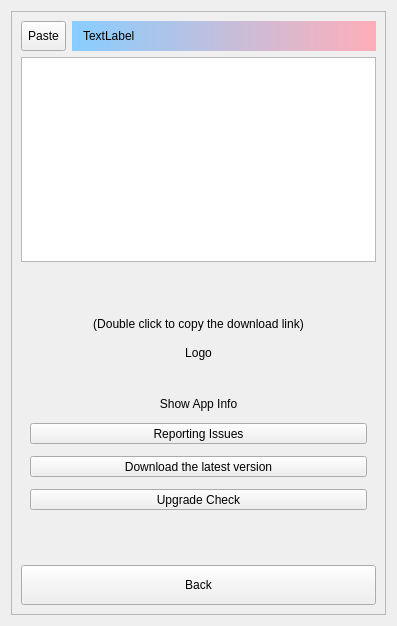
The window that src/AboutThis.ui (ic005k/Knot-Legacy) describes before a commit, drawn with Qt 5.
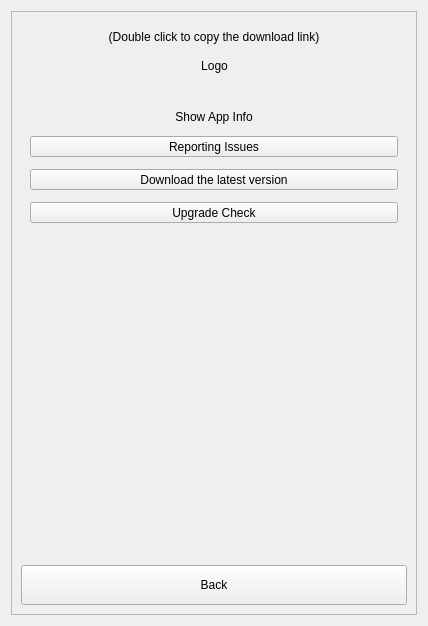
The same window after the commit.

The edit to the form file:
```diff
--- a/src/AboutThis.ui
+++ b/src/AboutThis.ui
@@ -6,7 +6,7 @@
    <rect>
     <x>0</x>
     <y>0</y>
-    <width>397</width>
+    <width>428</width>
     <height>626</height>
    </rect>
   </property>
@@ -24,56 +24,7 @@
      </property>
      <layout class="QVBoxLayout" name="verticalLayout_2">
       <item>
-       <layout class="QHBoxLayout" name="horizontalLayout_3">
-        <item>
-         <widget class="QToolButton" name="btnPaste">
-          <property name="sizePolicy">
-           <sizepolicy hsizetype="Fixed" vsizetype="Preferred">
-            <horstretch>0</horstretch>
-            <verstretch>0</verstretch>
-           </sizepolicy>
-          </property>
-          <property name="text">
-           <string>Paste</string>
-          </property>
-         </widget>
-        </item>
-        <item>
-         <widget class="QLabel" name="lblTitle">
-          <property name="minimumSize">
-           <size>
-            <width>0</width>
-            <height>30</height>
-           </size>
-          </property>
-          <property name="styleSheet">
-           <string notr="true">QLabel
-{
-border: 0px solid gray;
-border-radius: 0px;
-padding: 0 8px;
-/*background: red;*/
- background-color:qlineargradient(spread:pad,x1:1,y1:0,x2:0,y2:0,stop:0 #FFAEB9,stop:1 #87CEFF);  
-color:black;
-selection-background-color: lightblue;
-}</string>
-          </property>
-          <property name="text">
-           <string>TextLabel</string>
-          </property>
-         </widget>
-        </item>
-       </layout>
-      </item>
-      <item>
-       <widget class="QTextEdit" name="textEdit">
-        <property name="sizePolicy">
-         <sizepolicy hsizetype="Expanding" vsizetype="Expanding">
-          <horstretch>0</horstretch>
-          <verstretch>0</verstretch>
-         </sizepolicy>
-        </property>
-       </widget>
+       <layout class="QHBoxLayout" name="horizontalLayout_3"/>
       </item>
       <item>
        <widget class="QFrame" name="frameAbout">
@@ -93,19 +44,6 @@
          <property name="spacing">
           <number>12</number>
          </property>
-         <item>
-          <spacer name="verticalSpacer_2">
-           <property name="orientation">
-            <enum>Qt::Vertical</enum>
-           </property>
-           <property name="sizeHint" stdset="0">
-            <size>
-             <width>20</width>
-             <height>40</height>
-            </size>
-           </property>
-          </spacer>
-         </item>
          <item>
           <widget class="QLabel" name="lblTip">
            <property name="text">
```
